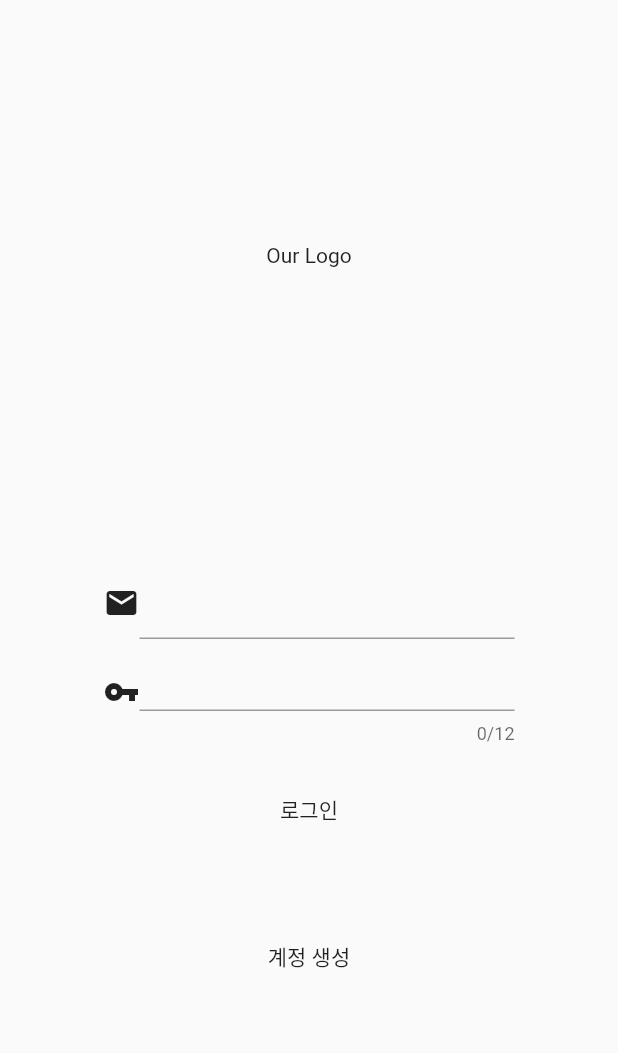
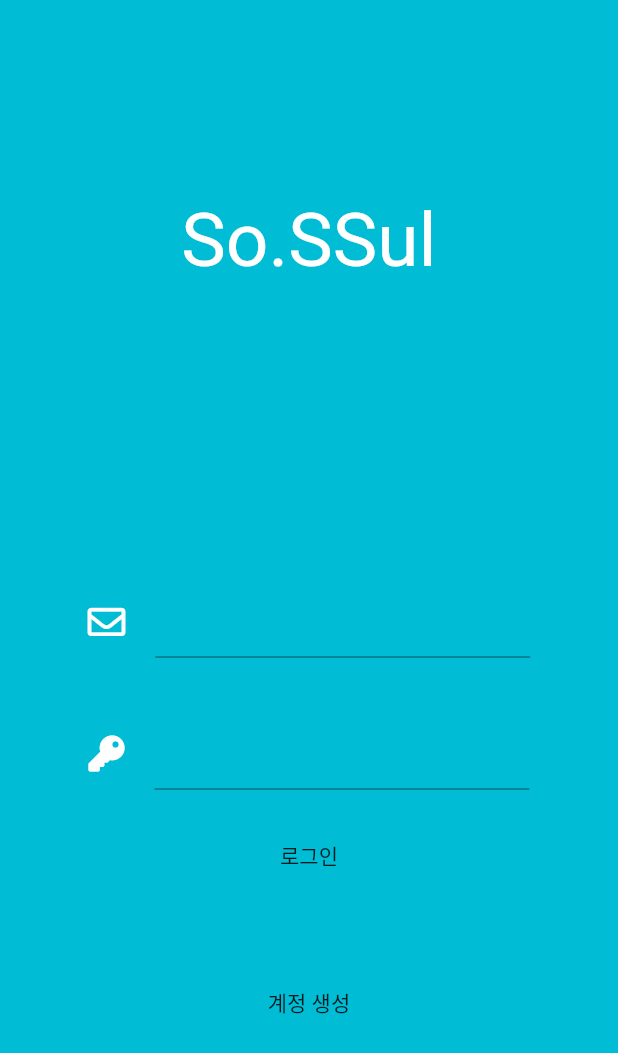
Before and after one commit to tksuns12/so_ssul, a Flutter app: the EmailSignIn widget shown alone on an empty page, opened directly, on a phone screen of 412 x 824 dp. Shown: the top 1053 px of the screen. Run offline on Flutter 3.47's test engine with Material 2 defaults, Android fonts, the phone set to English and light mode, and no system bars; our stand-ins replace animated_text_kit, cloud_firestore, firebase_auth, firebase_storage, flutter_swiper, font_awesome_flutter and 2 more; accounts and stored records are empty.

Commit message:
UI 개선

```diff
--- a/lib/pages/page_email_sign_in.dart
+++ b/lib/pages/page_email_sign_in.dart
@@ -1,5 +1,7 @@
 import 'package:flutter/material.dart';
+import 'package:font_awesome_flutter/font_awesome_flutter.dart';
 import 'package:sossul/authentication.dart';
+import 'package:sossul/constants.dart';
 import 'package:sossul/pages/page_create_account.dart';
 
 class EmailSignIn extends StatefulWidget {
@@ -16,21 +18,36 @@ class _EmailSignInState extends State<EmailSignIn> {
   @override
   Widget build(BuildContext context) {
     final _formKey = GlobalKey<FormState>();
-    return Container(
-      child: Material(
-        child: Stack(children: <Widget>[
+    return Material(
+      color: kMainColor,
+      child: Stack(
+        children: <Widget>[
           Form(
             key: _formKey,
             child: Column(
               mainAxisAlignment: MainAxisAlignment.center,
               children: <Widget>[
-                Text('Our Logo'),
+                Hero(
+                    tag: 'appname',
+                    child: Material(
+                        color: kMainColor,
+                        child: Text(
+                          'So.SSul',
+                          style: TextStyle(fontSize: 50, color: Colors.white),
+                        ))),
                 Padding(
-                  padding: const EdgeInsets.only(top: 200),
+                  padding: const EdgeInsets.only(top: 200, bottom: 40),
                   child: Row(
                     mainAxisAlignment: MainAxisAlignment.center,
                     children: <Widget>[
-                      Icon(Icons.email),
+                      Padding(
+                        padding: const EdgeInsets.only(right: 20),
+                        child: Icon(
+                          FontAwesomeIcons.envelope,
+                          size: 25,
+                          color: Colors.white,
+                        ),
+                      ),
                       Column(
                         children: <Widget>[
                           SizedBox(
@@ -41,7 +58,8 @@ class _EmailSignInState extends State<EmailSignIn> {
                                 email = text;
                               },
                               validator: (value) {
-                                Pattern emailPattern = r'^([a-zA-Z0-9_\-\.]+)@([a-zA-Z0-9_\-\.]+)\.([a-zA-Z]{2,5})$';
+                                Pattern emailPattern =
+                                    r'^([a-zA-Z0-9_\-\.]+)@([a-zA-Z0-9_\-\.]+)\.([a-zA-Z]{2,5})$';
                                 RegExp emailRegex = RegExp(emailPattern);
                                 if (!emailRegex.hasMatch(value)) {
                                   return "이메일 주소 형식이 안 맞습니다.";
@@ -59,22 +77,23 @@ class _EmailSignInState extends State<EmailSignIn> {
                 Row(
                   mainAxisAlignment: MainAxisAlignment.center,
                   children: <Widget>[
-                    Icon(Icons.vpn_key),
+                    Padding(
+                      padding: const EdgeInsets.only(right: 20),
+                      child: Icon(FontAwesomeIcons.key, color: Colors.white,),
+                    ),
                     Column(
                       children: <Widget>[
                         SizedBox(
                           width: 250,
                           child: TextFormField(
-                            maxLength: 12,
+                            keyboardType: TextInputType.text,
                             obscureText: true,
                             onChanged: (text) {
                               password = text;
                             },
                             validator: (value) {
-                              Pattern passwordPattern = r'^(?=.*[a-z])(?=.*[0-9])(?=.{8,12})$';
-                              RegExp passwordRegex = RegExp(passwordPattern);
-                              if (!passwordRegex.hasMatch(value)) {
-                                return '비밀번호는 영문, 숫자 8-12 자리입니다.';
+                              if (value == null) {
+                                return '비밀번호를 입력하십시오.';
                               } else {
                                 return null;
                               }
@@ -92,16 +111,21 @@ class _EmailSignInState extends State<EmailSignIn> {
                       child: Text('로그인'),
                     ),
                     onPressed: () async {
+                      if (_formKey.currentState.validate()) {
                         setState(() {
                           isLoading = true;
                         });
                         await _authorization
                             .signInEmail(
-                          context: context, email: email, password: password).then((value) {
+                                context: context,
+                                email: email,
+                                password: password)
+                            .then((value) {
                           setState(() {
                             isLoading = false;
                           });
                         });
+                      }
                     },
                   ),
                 ),
@@ -122,8 +146,11 @@ class _EmailSignInState extends State<EmailSignIn> {
               ],
             ),
           ),
-          Visibility(child: Center(child: CircularProgressIndicator()), visible: isLoading,),
-        ],),
+          Visibility(
+            child: Center(child: CircularProgressIndicator()),
+            visible: isLoading,
+          ),
+        ],
       ),
     );
   }
--- a/pubspec.yaml
+++ b/pubspec.yaml
@@ -30,6 +30,7 @@ dependencies:
   http: ^0.12.1
   cloud_firestore: ^0.13.5
   firebase_storage: ^3.1.5
+  font_awesome_flutter: ^8.8.1
 
 dev_dependencies:
   flutter_test:
```
Also changed, not shown: lib/database.dart (+41 -8 lines), lib/main.dart (+15 -9 lines), lib/pages/page_create_account.dart (+10 -1 lines), lib/pages/page_sign_in.dart (+14 -4 lines), pubspec.lock. Lines whose indentation alone changed are shown as unchanged.
